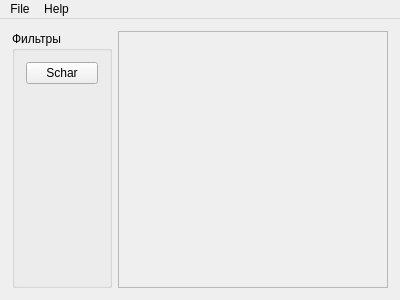
Before: the Qt Designer form qt-creator/lab04/mainwindow.ui in DaZzz/croos-platform-apps, drawn with Qt 5.
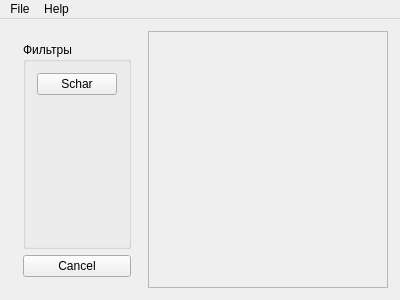
After: the same form once the commit is applied.

Diff of the .ui file:
```diff
--- a/qt-creator/lab04/mainwindow.ui
+++ b/qt-creator/lab04/mainwindow.ui
@@ -28,10 +28,19 @@
      <number>12</number>
     </property>
     <item>
+     <widget class="QWidget" name="widget" native="true">
+      <property name="minimumSize">
+       <size>
+        <width>0</width>
+        <height>0</height>
+       </size>
+      </property>
+      <layout class="QVBoxLayout" name="verticalLayout">
+       <item>
      <widget class="QGroupBox" name="groupBox">
       <property name="maximumSize">
        <size>
-        <width>100</width>
+           <width>16777215</width>
         <height>16777215</height>
        </size>
       </property>
@@ -50,6 +59,16 @@
      </widget>
     </item>
     <item>
+        <widget class="QPushButton" name="pushButton_2">
+         <property name="text">
+          <string>Cancel</string>
+         </property>
+        </widget>
+       </item>
+      </layout>
+     </widget>
+    </item>
+    <item>
      <widget class="QScrollArea" name="scrollArea">
       <property name="widgetResizable">
        <bool>true</bool>
@@ -59,8 +78,8 @@
         <rect>
          <x>0</x>
          <y>0</y>
-         <width>262</width>
-         <height>249</height>
+         <width>244</width>
+         <height>252</height>
         </rect>
        </property>
       </widget>
```
Left out of the diff: 1 changed line with no effect on the pictures. Lines whose indentation alone changed are shown as unchanged.
